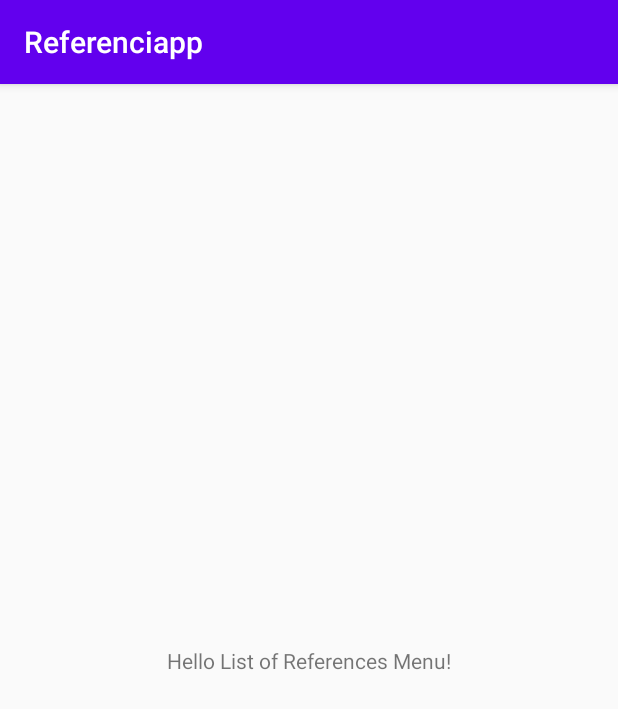
After one commit to genaro56/ReferenciApp, an Android app: the ListMenuFragment screen opened through its navigation route, on a phone screen of 412 x 824 dp. The commit adds this screen. Shown: the top 709 px of the screen. Run offline under Robolectric (Android 15) with nearby library versions, the phone set to English and light mode, and no system bars; our stand-ins replace data binding.

Commit message:
Add ListMenuFragment; Navigate to it
ListMenuFragment is the menu with Lists of References exercises, analog
to ReferenceMenuFragment. Eventually we might find that we are able
to reuse a single Menu fragment and populate its UI with either
Reference exercises or List exercises as appropriate

```diff
--- /dev/null
+++ b/app/src/main/java/com/example/referenciapp/ListMenuFragment.kt
@@ -0,0 +1,27 @@
+package com.example.referenciapp
+
+import android.os.Bundle
+import androidx.fragment.app.Fragment
+import android.view.LayoutInflater
+import android.view.View
+import android.view.ViewGroup
+import androidx.databinding.DataBindingUtil
+import com.example.referenciapp.databinding.FragmentListMenuBinding
+
+class ListMenuFragment : Fragment() {
+
+    override fun onCreateView(
+        inflater: LayoutInflater, container: ViewGroup?,
+        savedInstanceState: Bundle?
+    ): View? {
+        val binding : FragmentListMenuBinding = DataBindingUtil.inflate(
+            inflater,
+            R.layout.fragment_list_menu,
+            container,
+            false
+        )
+
+        return binding.root
+    }
+
+}
--- a/app/src/main/java/com/example/referenciapp/TitleFragment.kt
+++ b/app/src/main/java/com/example/referenciapp/TitleFragment.kt
@@ -9,9 +9,6 @@
 import androidx.navigation.Navigation
 import com.example.referenciapp.databinding.FragmentTitleBinding
 
-/**
- * A simple [Fragment] subclass.
- */
 class TitleFragment : Fragment() {
 
     override fun onCreateView(
@@ -37,6 +34,14 @@
                 )
         )
 
+        // Same, but for the list of references button
+        binding.listMenuButton.setOnClickListener(
+            Navigation.
+                createNavigateOnClickListener(
+                    R.id.action_titleFragment_to_listMenuFragment
+                )
+        )
+
         return binding.root
     }
 
--- /dev/null
+++ b/app/src/main/res/layout/fragment_list_menu.xml
@@ -0,0 +1,19 @@
+<?xml version="1.0" encoding="utf-8"?>
+<layout xmlns:android="http://schemas.android.com/apk/res/android"
+    xmlns:app="http://schemas.android.com/apk/res-auto">
+
+    <androidx.constraintlayout.widget.ConstraintLayout
+        android:id="@+id/listMenuConstraint"
+        android:layout_width="match_parent"
+        android:layout_height="match_parent">
+
+        <TextView
+            android:layout_width="wrap_content"
+            android:layout_height="wrap_content"
+            android:text="Hello List of References Menu!"
+            app:layout_constraintBottom_toBottomOf="parent"
+            app:layout_constraintLeft_toLeftOf="parent"
+            app:layout_constraintRight_toRightOf="parent"
+            app:layout_constraintTop_toTopOf="parent" />
+    </androidx.constraintlayout.widget.ConstraintLayout>
+</layout>
--- a/app/src/main/res/navigation/navigation.xml
+++ b/app/src/main/res/navigation/navigation.xml
@@ -10,9 +10,16 @@
         <action
             android:id="@+id/action_titleFragment_to_referenceMenuFragment"
             app:destination="@id/referenceMenuFragment" />
+        <action
+            android:id="@+id/action_titleFragment_to_listMenuFragment"
+            app:destination="@id/listMenuFragment" />
     </fragment>
     <fragment
         android:id="@+id/referenceMenuFragment"
         android:name="com.example.referenciapp.ReferenceMenuFragment"
         android:label="ReferenceMenuFragment" />
+    <fragment
+        android:id="@+id/listMenuFragment"
+        android:name="com.example.referenciapp.ListMenuFragment"
+        android:label="ListMenuFragment" />
 </navigation>
```
